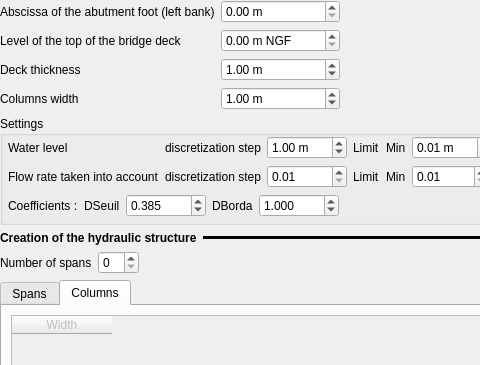
This is ui/structures/ui_borda_pc.ui in Artelia/Mascaret as Qt 5 draws it before an edit; both pictures show x 0 to 480 and y 0 to 365 of the 641 by 679 pixel window. The edited form follows.
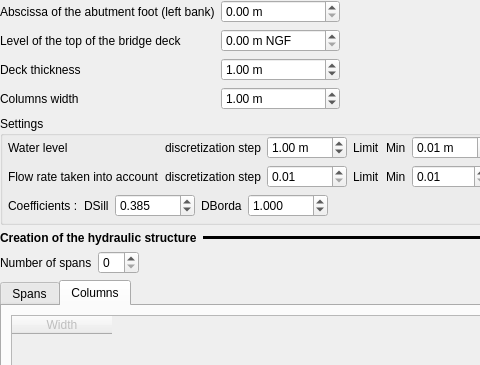
This is the edited form. The open tabs and pages were chosen to show the change.

Diff of the .ui file:
```diff
--- a/ui/structures/ui_borda_pc.ui
+++ b/ui/structures/ui_borda_pc.ui
@@ -396,7 +396,7 @@
         <item>
          <widget class="QLabel" name="label_37">
           <property name="text">
-           <string>DSeuil</string>
+           <string>DSill</string>
           </property>
          </widget>
         </item>
```
Left out of the diff: 4 changed lines with no effect on the pictures.
